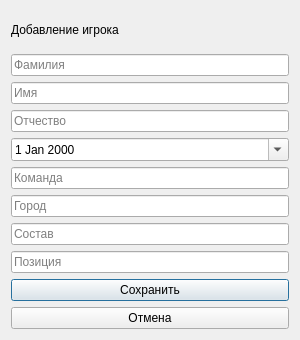
Before: the Qt Designer form soccer_mvc/ui/dialog_add.ui in xcuuuse/ppois_second_part, drawn with Qt 5.
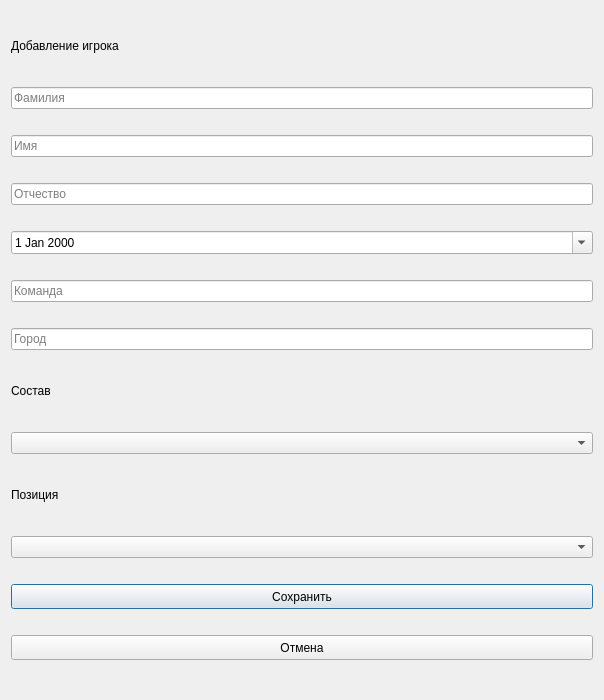
After: the same form once the commit is applied.

Commit message: refactor: replaced pos & squad lines w combobox

The edit to the form file:
```diff
--- a/soccer_mvc/ui/dialog_add.ui
+++ b/soccer_mvc/ui/dialog_add.ui
@@ -9,14 +9,14 @@
    <rect>
     <x>0</x>
     <y>0</y>
-    <width>300</width>
-    <height>340</height>
+    <width>604</width>
+    <height>700</height>
    </rect>
   </property>
   <property name="minimumSize">
    <size>
-    <width>300</width>
-    <height>340</height>
+    <width>600</width>
+    <height>700</height>
    </size>
   </property>
   <property name="maximumSize">
@@ -31,6 +31,12 @@
   <layout class="QVBoxLayout" name="verticalLayout">
    <item>
     <widget class="QLabel" name="label">
+     <property name="maximumSize">
+      <size>
+       <width>16777215</width>
+       <height>30</height>
+      </size>
+     </property>
      <property name="text">
       <string>Добавление игрока</string>
      </property>
@@ -106,27 +112,92 @@
     </widget>
    </item>
    <item>
-    <widget class="QLineEdit" name="input_squad">
-     <property name="text">
-      <string/>
+    <widget class="QLabel" name="label_2">
+     <property name="maximumSize">
+      <size>
+       <width>16777215</width>
+       <height>30</height>
+      </size>
      </property>
-     <property name="placeholderText">
+     <property name="text">
       <string>Состав</string>
      </property>
     </widget>
    </item>
    <item>
-    <widget class="QLineEdit" name="input_position">
-     <property name="text">
-      <string/>
+    <widget class="QComboBox" name="box_squad">
+     <item>
+      <property name="text">
+       <string/>
+      </property>
+     </item>
+     <item>
+      <property name="text">
+       <string>Основной</string>
+      </property>
+     </item>
+     <item>
+      <property name="text">
+       <string>Резерв</string>
+      </property>
+     </item>
+     <item>
+      <property name="text">
+       <string>Молодежный</string>
+      </property>
+     </item>
+    </widget>
+   </item>
+   <item>
+    <widget class="QLabel" name="label_3">
+     <property name="maximumSize">
+      <size>
+       <width>16777215</width>
+       <height>30</height>
+      </size>
      </property>
-     <property name="placeholderText">
+     <property name="text">
       <string>Позиция</string>
      </property>
     </widget>
    </item>
+   <item>
+    <widget class="QComboBox" name="box_position">
+     <item>
+      <property name="text">
+       <string/>
+      </property>
+     </item>
+     <item>
+      <property name="text">
+       <string>Голкипер</string>
+      </property>
+     </item>
+     <item>
+      <property name="text">
+       <string>Защитник</string>
+      </property>
+     </item>
+     <item>
+      <property name="text">
+       <string>Полузащитник</string>
+      </property>
+     </item>
+     <item>
+      <property name="text">
+       <string>Нападающий</string>
+      </property>
+     </item>
+    </widget>
+   </item>
    <item>
     <widget class="QPushButton" name="button_save">
+     <property name="minimumSize">
+      <size>
+       <width>0</width>
+       <height>25</height>
+      </size>
+     </property>
      <property name="text">
       <string>Сохранить</string>
      </property>
@@ -134,6 +205,12 @@
    </item>
    <item>
     <widget class="QPushButton" name="button_cancel">
+     <property name="minimumSize">
+      <size>
+       <width>0</width>
+       <height>25</height>
+      </size>
+     </property>
      <property name="text">
       <string>Отмена</string>
      </property>
```
Left out of the diff: 2 changed lines with no effect on the pictures. The commit also changes 11 other files.
